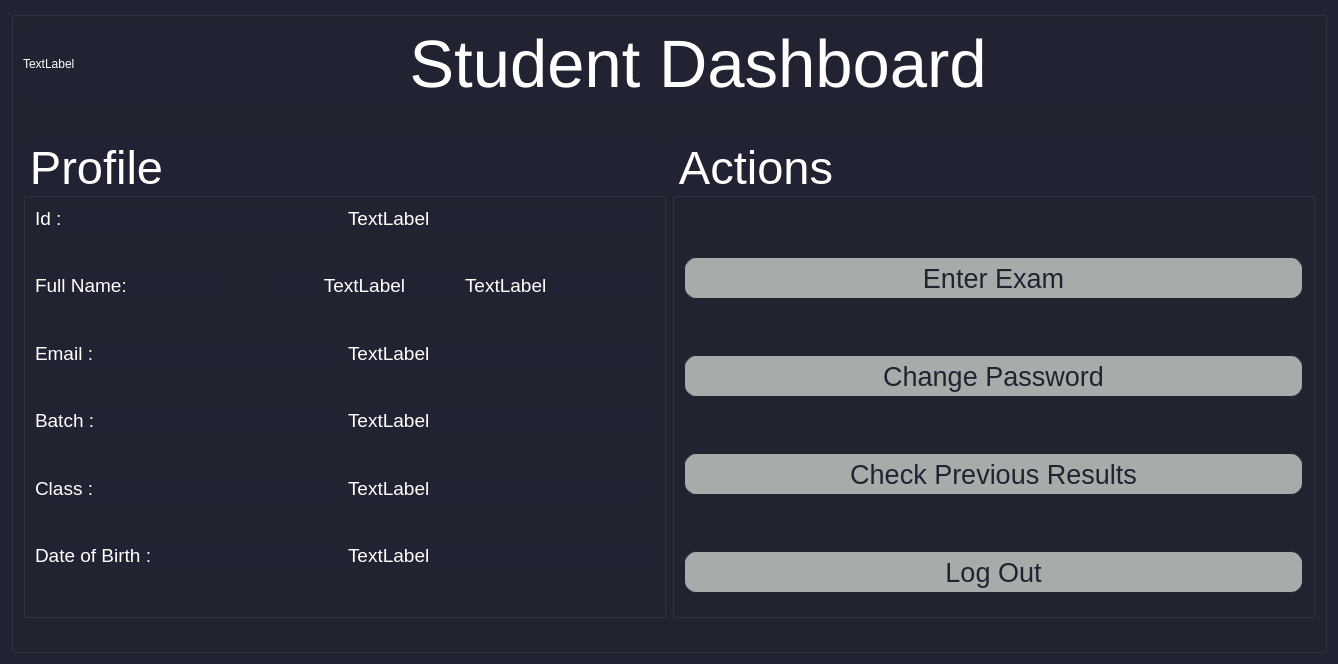
The window that ExamSphereV1/student.ui (BiratBC/ExamSphereV1) describes before a commit, drawn with Qt 5.
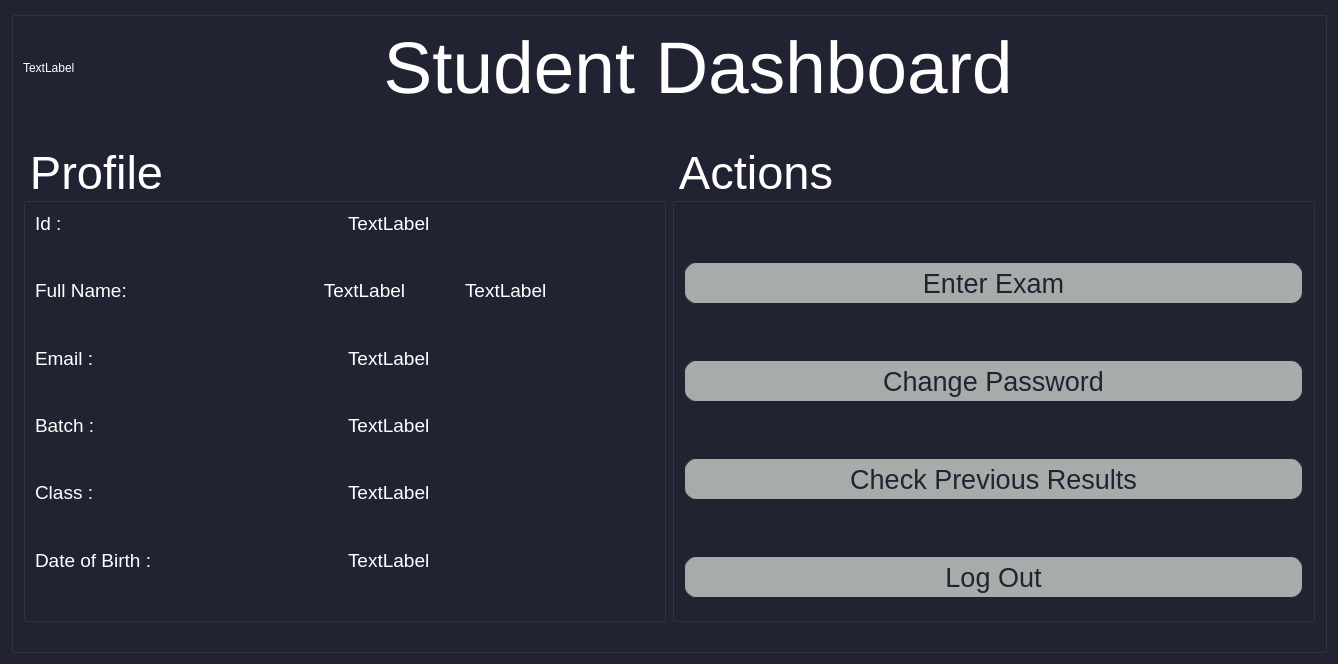
The same window after the commit.

```diff
--- a/ExamSphereV1/student.ui
+++ b/ExamSphereV1/student.ui
@@ -83,7 +83,7 @@
             <property name="font">
              <font>
               <family>Ubuntu</family>
-              <pointsize>50</pointsize>
+              <pointsize>55</pointsize>
              </font>
             </property>
             <property name="text">
```
